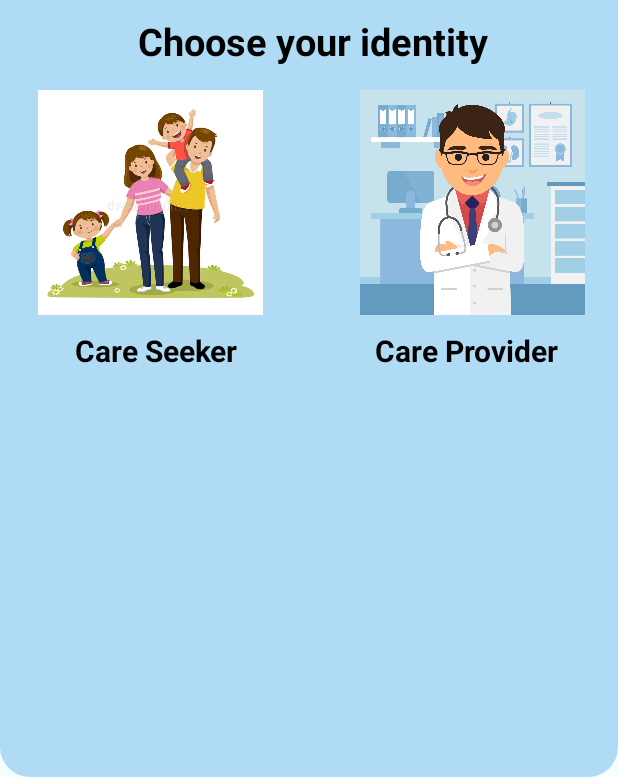
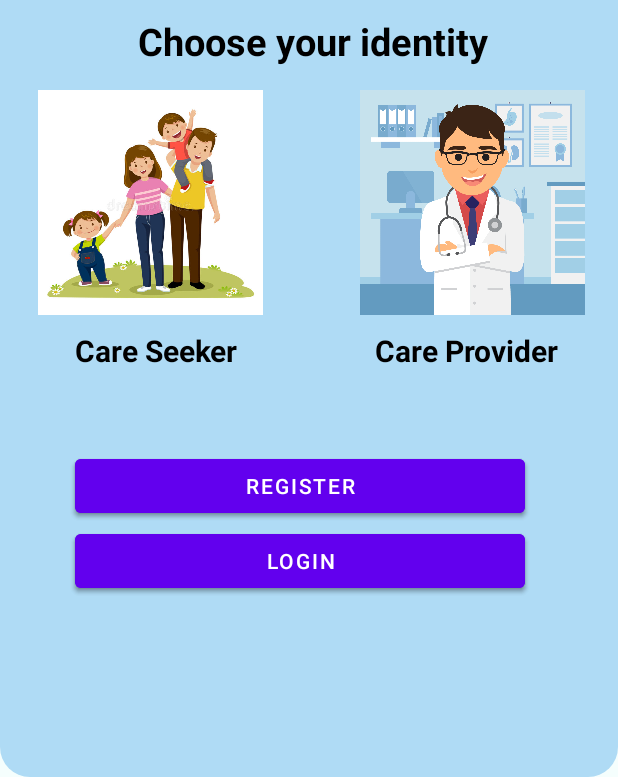
Before and after one commit to 800Brains/Doctors_on_Hand, an Android app: the screen it shows after launch (Choose_your_identity), after a tap on an icon or button, on a phone screen of 412 x 824 dp, the part 459-1236 px from its top. Run offline under Robolectric (Android 15) with nearby library versions, the phone set to English and light mode, and no system bars; 1 other tap on this screen came first.

Commit message:
new update5

```diff
--- a/app/src/main/java/team/cybertronics/doctorsonhand/Choose_your_identity.java
+++ b/app/src/main/java/team/cybertronics/doctorsonhand/Choose_your_identity.java
@@ -4,12 +4,16 @@ import androidx.appcompat.app.AppCompatActivity;
 
 import android.content.Intent;
 import android.os.Bundle;
+import android.text.method.HideReturnsTransformationMethod;
 import android.view.View;
+import android.widget.Button;
 import android.widget.ImageView;
 
 public class Choose_your_identity extends AppCompatActivity {
 
     ImageView care_seeker, care_provider;
+
+    Button careprovider_registerbtn, careprovider_loginbtn, careseeker_registerbtn, careseeker_loginbtn;
 
     @Override
     protected void onCreate(Bundle savedInstanceState) {
@@ -17,12 +21,19 @@ public class Choose_your_identity extends AppCompatActivity {
         setContentView(R.layout.activity_choose_your_identity);
         care_seeker = findViewById(R.id.care_seeker);
         care_provider = findViewById(R.id.care_provider);
+        careprovider_registerbtn = findViewById(R.id.careprovider_registerbtn);
+        careprovider_loginbtn = findViewById(R.id.careprovider_loginbtn);
+        careseeker_loginbtn = findViewById(R.id.careseeker_loginbtn);
+        careseeker_registerbtn = findViewById(R.id.careseeker_registerbtn);
+
 
         care_seeker.setOnClickListener(new View.OnClickListener() {
             @Override
             public void onClick(View view) {
-                Intent intent = new Intent (Choose_your_identity.this, register.class);
-                startActivity(intent);
+                careseeker_registerbtn.setVisibility(View.VISIBLE);
+                careseeker_loginbtn.setVisibility(View.VISIBLE);
+//                Intent intent = new Intent (Choose_your_identity.this, register.class);
+//                startActivity(intent);
 //                finish();
             }
         });
@@ -30,11 +41,48 @@ public class Choose_your_identity extends AppCompatActivity {
         care_provider.setOnClickListener(new View.OnClickListener() {
             @Override
             public void onClick(View view) {
+                careprovider_registerbtn.setVisibility(View.VISIBLE);
+                careprovider_loginbtn.setVisibility(View.VISIBLE);
+//                Intent intent = new Intent (Choose_your_identity.this, care_provider_register.class);
+//                startActivity(intent);
+////                finish();
+            }
+        });
+        careseeker_registerbtn.setVisibility(View.GONE);
+        careseeker_loginbtn.setVisibility(View.GONE);
+        careprovider_registerbtn.setVisibility(View.GONE);
+        careprovider_loginbtn.setVisibility(View.GONE);
+
+        careprovider_registerbtn.setOnClickListener(new View.OnClickListener() {
+            @Override
+            public void onClick(View view) {
                 Intent intent = new Intent (Choose_your_identity.this, care_provider_register.class);
                 startActivity(intent);
-//                finish();
             }
         });
-    }
 
+        careprovider_loginbtn.setOnClickListener(new View.OnClickListener() {
+            @Override
+            public void onClick(View view) {
+                Intent intent = new Intent (Choose_your_identity.this, login.class);
+                startActivity(intent);
+            }
+        });
+
+        careseeker_registerbtn.setOnClickListener(new View.OnClickListener() {
+            @Override
+            public void onClick(View view) {
+                Intent intent = new Intent (Choose_your_identity.this, register.class);
+                startActivity(intent);
+            }
+        });
+
+        careseeker_loginbtn.setOnClickListener(new View.OnClickListener() {
+            @Override
+            public void onClick(View view) {
+                Intent intent = new Intent (Choose_your_identity.this, login.class);
+                startActivity(intent);
+            }
+        });
+   }
 }
--- a/app/src/main/java/team/cybertronics/doctorsonhand/notifications.java
+++ b/app/src/main/java/team/cybertronics/doctorsonhand/notifications.java
@@ -81,5 +81,4 @@ public class notifications extends AppCompatActivity {
                     }
                 });
     }
-
 }
--- a/app/src/main/res/layout/activity_choose_your_identity.xml
+++ b/app/src/main/res/layout/activity_choose_your_identity.xml
@@ -71,5 +71,37 @@
             android:textSize="20dp"
             android:textStyle="bold" />
 
+        <Button
+            android:id="@+id/careseeker_registerbtn"
+            android:layout_width="300dp"
+            android:layout_height="wrap_content"
+            android:layout_marginTop="550dp"
+            android:layout_marginStart="50dp"
+            android:text="Register"/>
+
+        <Button
+            android:id="@+id/careprovider_registerbtn"
+            android:layout_width="300dp"
+            android:layout_height="wrap_content"
+            android:layout_marginTop="550dp"
+            android:layout_marginStart="50dp"
+            android:text="Register"/>
+
+        <Button
+            android:id="@+id/careseeker_loginbtn"
+            android:layout_width="300dp"
+            android:layout_height="wrap_content"
+            android:layout_marginTop="600dp"
+            android:layout_marginStart="50dp"
+            android:text="Login"/>
+
+        <Button
+            android:id="@+id/careprovider_loginbtn"
+            android:layout_width="300dp"
+            android:layout_height="wrap_content"
+            android:layout_marginTop="600dp"
+            android:layout_marginStart="50dp"
+            android:text="Login"/>
+
     </RelativeLayout>
 </androidx.constraintlayout.widget.ConstraintLayout>
--- a/app/src/main/res/layout/activity_forgot_password.xml
+++ b/app/src/main/res/layout/activity_forgot_password.xml
@@ -57,6 +57,7 @@
             android:hint="@string/remail"
             android:textColorHint="@color/black"
             android:inputType="textEmailAddress"
+            android:textColor="@color/black"
             android:layout_marginTop="130dp"
             android:layout_marginStart="170dp"
             tools:ignore="MissingConstraints" />
```
Also changed, not shown: app/src/main/java/team/cybertronics/doctorsonhand/Forgot_password.java (+32 -2 lines).
